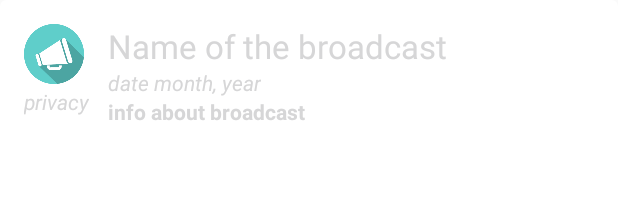
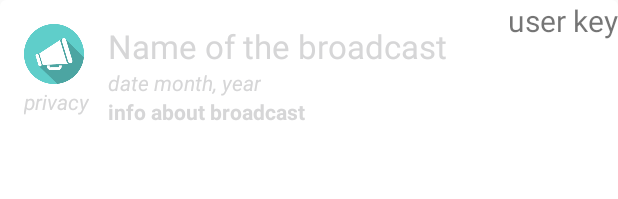
Before and after one commit to nischalbasuti/knowtify, an Android app: the layout broadcast_fragment_item.xml on its own in the app's theme, with its tools: preview values and no code run, on a phone screen of 412 x 824 dp. Shown: the top 199 px of the screen. Run offline under Robolectric (Android 15) with nearby library versions, the phone set to English and light mode, and no system bars.

Commit message:
*added user key to broadcast object *subscriptions *search showing broadcasts from "tester@testmail.com" *created static class to convert emails to keys

```diff
--- a/app/src/main/java/com/hydratech19gmail/notify/BroadcastAdapter.java
+++ b/app/src/main/java/com/hydratech19gmail/notify/BroadcastAdapter.java
@@ -28,6 +28,7 @@ public class BroadcastAdapter extends ArrayAdapter<Broadcast>{
         public TextView broadcastInfo;
         public TextView privacy;
         public TextView time;
+        public TextView userKey;
     }
 
     public BroadcastAdapter(Context context, List<Broadcast> resource) {
@@ -45,6 +46,7 @@ public class BroadcastAdapter extends ArrayAdapter<Broadcast>{
             mViewHolder.broadcastInfo = (TextView) convertView.findViewById(R.id.broadcast_info);
             mViewHolder.privacy = (TextView) convertView.findViewById(R.id.privacy);
             mViewHolder.time = (TextView) convertView.findViewById(R.id.time);
+            mViewHolder.userKey = (TextView) convertView.findViewById(R.id.userKey);
 
             convertView.setTag(mViewHolder);
 
@@ -58,6 +60,7 @@ public class BroadcastAdapter extends ArrayAdapter<Broadcast>{
         mViewHolder.broadcastName.setText(broadcast.getName());
         mViewHolder.broadcastInfo.setText(broadcast.getInfo());
         mViewHolder.privacy.setText(broadcast.getPrivacy());
+        mViewHolder.userKey.setText(broadcast.getUserKey());
 
         mViewHolder.time.setText(DateConvert.timeStampToDate(Long.parseLong(broadcast.getTimeStamp())*1000));
 
--- a/app/src/main/java/com/hydratech19gmail/notify/LoginActivity.java
+++ b/app/src/main/java/com/hydratech19gmail/notify/LoginActivity.java
@@ -142,7 +142,7 @@ public class LoginActivity extends AppCompatActivity implements View.OnClickList
                                 }
                             });
                     //setting token
-                    ref.child("users/"+user.getEmail().toString().replace("@","").replace(".","")).child("token").setValue(prefToken);
+                    ref.child("users/"+StringConverter.userIdToKey(user.getEmail())).child("token").setValue(prefToken);
 
                     //start main acivity
                     Intent intent = new Intent(getApplicationContext(),MainActivity.class);
--- a/app/src/main/java/com/hydratech19gmail/notify/NewBroadcastDialog.java
+++ b/app/src/main/java/com/hydratech19gmail/notify/NewBroadcastDialog.java
@@ -99,6 +99,7 @@ public class NewBroadcastDialog extends Dialog implements View.OnClickListener {
 
             }
 
+            newBroadcast.setUserKey(StringConverter.userIdToKey(mUser.getEmail()));
 
             //pushing data
             broadcastRef.push().setValue(newBroadcast, new DatabaseReference.CompletionListener() {
--- a/app/src/main/res/layout/activity_login.xml
+++ b/app/src/main/res/layout/activity_login.xml
@@ -130,6 +130,7 @@
                 android:paddingEnd="16dp"
                 android:paddingStart="62dp"/>
             <Button
+                android:visibility="gone"
                 android:id="@+id/volley_test"
                 android:layout_width="wrap_content"
                 android:layout_height="wrap_content"
--- a/app/src/main/res/layout/broadcast_fragment_item.xml
+++ b/app/src/main/res/layout/broadcast_fragment_item.xml
@@ -3,6 +3,15 @@
     android:layout_width="match_parent"
     android:layout_height="match_parent"
     android:background="@drawable/customshape">
+
+    <TextView
+        android:layout_width="wrap_content"
+        android:layout_height="wrap_content"
+        android:text="user key"
+        android:textSize="20dp"
+        android:layout_alignParentRight="true"
+        android:id="@+id/userKey"/>
+
     <ImageView android:id="@+id/thumbnail"
         android:layout_width="40dp"
         android:layout_height="40dp"
```
Also changed, not shown: app/src/main/java/com/hydratech19gmail/notify/Broadcast.java (+9 -0 lines), app/src/main/java/com/hydratech19gmail/notify/BroadcastActivity.java (+4 -3 lines), app/src/main/java/com/hydratech19gmail/notify/BroadcastFragment.java (+6 -2 lines), app/src/main/java/com/hydratech19gmail/notify/SearchFragment.java (+9 -5 lines), app/src/main/java/com/hydratech19gmail/notify/StringConverter.java (added, +11 -0 lines).
